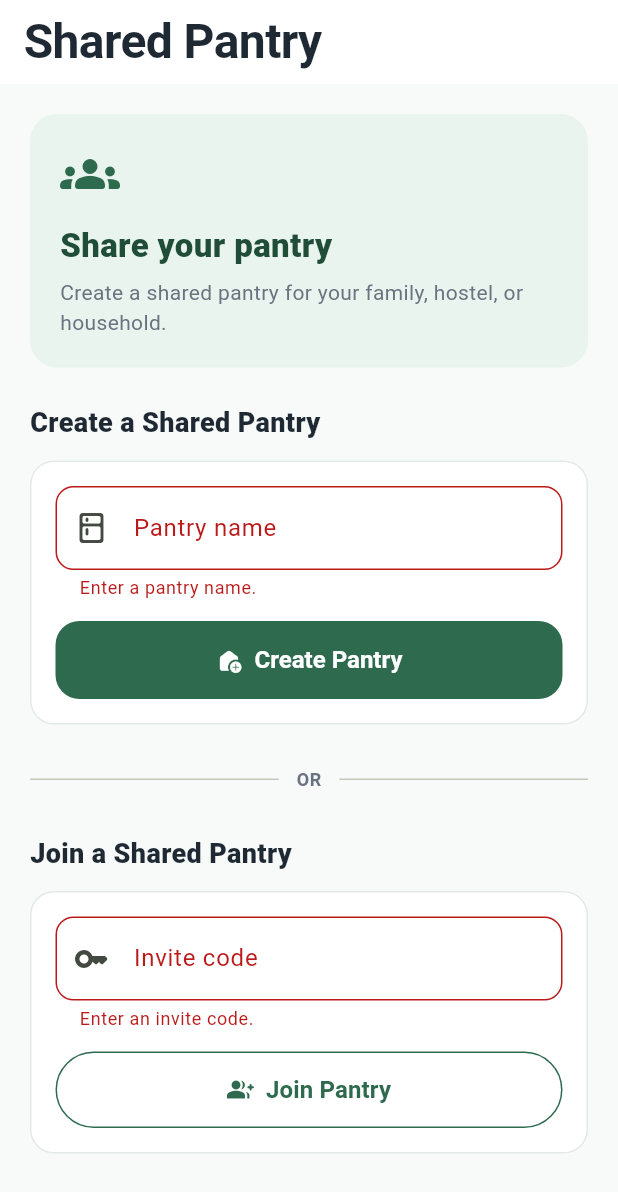
After one commit to AaishaShahani2001/IT3060HCI2026_Food_Expiry_and_Pantry_Management_WE_45, a Flutter app: the SharedPantryScreen screen opened by its route, after a tap on "Create Pantry", after a tap on "Join Pantry", on a phone screen of 412 x 824 dp. The commit adds this screen. Shown: the top 1192 px of the screen. Run offline on Flutter 3.47's test engine with Material 3 defaults, Android fonts, the phone set to English and light mode, and no system bars; our stand-ins replace cloud_firestore, firebase_auth, firebase_core, flutter_riverpod, go_router; accounts and stored records are empty.

Commit message:
feat: add shared pantry

```diff
--- a/lib/core/router/app_router.dart
+++ b/lib/core/router/app_router.dart
@@ -13,6 +13,7 @@ import '../../features/Authentication/screens/login_screen.dart';
 import '../../features/Authentication/screens/signup_screen.dart';
 import '../../features/profile/presentation/screens/profile_screen.dart';
 import '../../features/profile/presentation/screens/change_password_screen.dart';
+import '../../features/shared_pantry/presentation/screens/shared_pantry_screen.dart';
 import '../constants/app_strings.dart';
 import 'app_routes.dart';
 
@@ -44,6 +45,11 @@ final GoRouter appRouter = GoRouter(
     GoRoute(
       path: AppRoutes.changePassword,
       builder: (context, state) => const ChangePasswordScreen(),
+    ),
+    GoRoute(
+      path: AppRoutes.sharedPantry,
+      builder: (context, state) =>
+      const SharedPantryScreen(),
     ),
     ShellRoute(
       builder: (context, state, child) => HomeShell(child: child),
--- a/lib/core/router/app_routes.dart
+++ b/lib/core/router/app_routes.dart
@@ -7,6 +7,7 @@ abstract final class AppRoutes {
 
   static const String home = '/home';
   static const String pantry = '/pantry';
+  static const String sharedPantry = '/shared-pantry';
   static const String expiry = '/expiry';
   static const String shopping = '/shopping';
   static const String recipes = '/recipes';
--- /dev/null
+++ b/lib/features/shared_pantry/presentation/screens/shared_pantry_screen.dart
@@ -0,0 +1,452 @@
+import 'package:flutter/material.dart';
+
+import '../../data/shared_pantry_service.dart';
+
+class SharedPantryScreen extends StatefulWidget {
+  const SharedPantryScreen({super.key});
+
+  @override
+  State<SharedPantryScreen> createState() => _SharedPantryScreenState();
+}
+
+class _SharedPantryScreenState extends State<SharedPantryScreen> {
+  final _createFormKey = GlobalKey<FormState>();
+  final _joinFormKey = GlobalKey<FormState>();
+
+  final _pantryNameController = TextEditingController();
+  final _inviteCodeController = TextEditingController();
+
+  bool _isCreating = false;
+  bool _isJoining = false;
+
+  String? _createdPantryId;
+  String? _inviteCode;
+
+  @override
+  void dispose() {
+    _pantryNameController.dispose();
+    _inviteCodeController.dispose();
+    super.dispose();
+  }
+
+  Future<void> _createPantry() async {
+    if (!_createFormKey.currentState!.validate()) return;
+
+    setState(() {
+      _isCreating = true;
+    });
+
+    try {
+      final pantryId =
+      await SharedPantryService.instance.createPantry(
+        pantryName: _pantryNameController.text,
+      );
+
+      final pantry = await SharedPantryService.instance.getPantry(
+        pantryId,
+      );
+
+      final data = pantry.data();
+
+      if (!mounted) return;
+
+      setState(() {
+        _createdPantryId = pantryId;
+        _inviteCode = data?['inviteCode']?.toString();
+      });
+
+      ScaffoldMessenger.of(context).showSnackBar(
+        const SnackBar(
+          content: Text('Shared pantry created successfully.'),
+        ),
+      );
+    } catch (e) {
+      if (!mounted) return;
+
+      ScaffoldMessenger.of(context).showSnackBar(
+        SnackBar(
+          content: Text(
+            e.toString().replaceFirst('Exception: ', ''),
+          ),
+        ),
+      );
+    } finally {
+      if (mounted) {
+        setState(() {
+          _isCreating = false;
+        });
+      }
+    }
+  }
+
+  Future<void> _joinPantry() async {
+    if (!_joinFormKey.currentState!.validate()) return;
+
+    setState(() {
+      _isJoining = true;
+    });
+
+    try {
+      await SharedPantryService.instance.joinPantry(
+        inviteCode: _inviteCodeController.text,
+      );
+
+      if (!mounted) return;
+
+      ScaffoldMessenger.of(context).showSnackBar(
+        const SnackBar(
+          content: Text('You joined the shared pantry successfully.'),
+        ),
+      );
+
+      _inviteCodeController.clear();
+    } catch (e) {
+      if (!mounted) return;
+
+      ScaffoldMessenger.of(context).showSnackBar(
+        SnackBar(
+          content: Text(
+            e.toString().replaceFirst('Exception: ', ''),
+          ),
+        ),
+      );
+    } finally {
+      if (mounted) {
+        setState(() {
+          _isJoining = false;
+        });
+      }
+    }
+  }
+
+  @override
+  Widget build(BuildContext context) {
+    const primaryGreen = Color(0xFF2E6B4E);
+    const darkGreen = Color(0xFF1F4D38);
+    const lightGreen = Color(0xFFEAF4EE);
+    const textDark = Color(0xFF1F2933);
+    const textGrey = Color(0xFF6B7280);
+
+    return Scaffold(
+      backgroundColor: const Color(0xFFF7FAF8),
+      appBar: AppBar(
+        title: const Text('Shared Pantry'),
+        backgroundColor: Colors.white,
+        foregroundColor: textDark,
+        elevation: 0,
+      ),
+      body: SingleChildScrollView(
+        padding: const EdgeInsets.all(20),
+        child: Column(
+          crossAxisAlignment: CrossAxisAlignment.start,
+          children: [
+            Container(
+              width: double.infinity,
+              padding: const EdgeInsets.all(20),
+              decoration: BoxDecoration(
+                color: lightGreen,
+                borderRadius: BorderRadius.circular(18),
+              ),
+              child: const Column(
+                crossAxisAlignment: CrossAxisAlignment.start,
+                children: [
+                  Icon(
+                    Icons.groups_rounded,
+                    size: 40,
+                    color: primaryGreen,
+                  ),
+                  SizedBox(height: 12),
+                  Text(
+                    'Share your pantry',
+                    style: TextStyle(
+                      fontSize: 22,
+                      fontWeight: FontWeight.w800,
+                      color: darkGreen,
+                    ),
+                  ),
+                  SizedBox(height: 6),
+                  Text(
+                    'Create a shared pantry for your family, hostel, or household.',
+                    style: TextStyle(
+                      fontSize: 14,
+                      height: 1.4,
+                      color: textGrey,
+                    ),
+                  ),
+                ],
+              ),
+            ),
+
+            const SizedBox(height: 24),
+
+            const Text(
+              'Create a Shared Pantry',
+              style: TextStyle(
+                fontSize: 18,
+                fontWeight: FontWeight.w800,
+                color: textDark,
+              ),
+            ),
+
+            const SizedBox(height: 12),
+
+            Form(
+              key: _createFormKey,
+              child: Container(
+                padding: const EdgeInsets.all(16),
+                decoration: BoxDecoration(
+                  color: Colors.white,
+                  borderRadius: BorderRadius.circular(16),
+                  border: Border.all(
+                    color: const Color(0xFFE3E9E6),
+                  ),
+                ),
+                child: Column(
+                  children: [
+                    TextFormField(
+                      controller: _pantryNameController,
+                      textCapitalization: TextCapitalization.words,
+                      decoration: InputDecoration(
+                        labelText: 'Pantry name',
+                        hintText: 'e.g. Family Pantry',
+                        prefixIcon: const Icon(
+                          Icons.kitchen_rounded,
+                        ),
+                        border: OutlineInputBorder(
+                          borderRadius: BorderRadius.circular(12),
+                        ),
+                      ),
+                      validator: (value) {
+                        if (value == null ||
+                            value.trim().isEmpty) {
+                          return 'Enter a pantry name.';
+                        }
+
+                        return null;
+                      },
+                    ),
+
+                    const SizedBox(height: 14),
+
+                    SizedBox(
+                      width: double.infinity,
+                      child: FilledButton.icon(
+                        onPressed:
+                        _isCreating ? null : _createPantry,
+                        icon: _isCreating
+                            ? const SizedBox(
+                          width: 18,
+                          height: 18,
+                          child:
+                          CircularProgressIndicator(
+                            strokeWidth: 2,
+                            color: Colors.white,
+                          ),
+                        )
+                            : const Icon(
+                          Icons.add_home_rounded,
+                        ),
+                        label: Text(
+                          _isCreating
+                              ? 'Creating...'
+                              : 'Create Pantry',
+                        ),
+                        style: FilledButton.styleFrom(
+                          backgroundColor: primaryGreen,
+                          padding: const EdgeInsets.symmetric(
+                            vertical: 14,
+                          ),
+                        ),
+                      ),
+                    ),
+                  ],
+                ),
+              ),
+            ),
+
+            if (_createdPantryId != null &&
+                _inviteCode != null) ...[
+              const SizedBox(height: 20),
+
+              Container(
+                width: double.infinity,
+                padding: const EdgeInsets.all(18),
+                decoration: BoxDecoration(
+                  color: Colors.white,
+                  borderRadius: BorderRadius.circular(16),
+                  border: Border.all(
+                    color: primaryGreen,
+                  ),
+                ),
+                child: Column(
+                  crossAxisAlignment:
+                  CrossAxisAlignment.start,
+                  children: [
+                    const Text(
+                      'Pantry Created 🎉',
+                      style: TextStyle(
+                        fontSize: 17,
+                        fontWeight: FontWeight.w800,
+                        color: darkGreen,
+                      ),
+                    ),
+                    const SizedBox(height: 6),
+                    const Text(
+                      'Share this invite code with your family or household members.',
+                      style: TextStyle(
+                        fontSize: 13,
+                        color: textGrey,
+                      ),
+                    ),
+                    const SizedBox(height: 14),
+                    Container(
+                      width: double.infinity,
+                      padding: const EdgeInsets.symmetric(
+                        vertical: 16,
+                      ),
+                      decoration: BoxDecoration(
+                        color: lightGreen,
+                        borderRadius:
+                        BorderRadius.circular(12),
+                      ),
+                      child: Center(
+                        child: Text(
+                          _inviteCode!,
+                          style: const TextStyle(
+                            fontSize: 28,
+                            fontWeight: FontWeight.w900,
+                            letterSpacing: 5,
+                            color: primaryGreen,
+                          ),
+                        ),
+                      ),
+                    ),
+                  ],
+                ),
+              ),
+            ],
+
+            const SizedBox(height: 28),
+
+            const Row(
+              children: [
+                Expanded(child: Divider()),
+                Padding(
+                  padding:
+                  EdgeInsets.symmetric(horizontal: 12),
+                  child: Text(
+                    'OR',
+                    style: TextStyle(
+                      fontSize: 12,
+                      fontWeight: FontWeight.w700,
+                      color: textGrey,
+                    ),
+                  ),
+                ),
+                Expanded(child: Divider()),
+              ],
+            ),
+
+            const SizedBox(height: 28),
+
+            const Text(
+              'Join a Shared Pantry',
+              style: TextStyle(
+                fontSize: 18,
+                fontWeight: FontWeight.w800,
+                color: textDark,
+              ),
+            ),
+
+            const SizedBox(height: 12),
+
+            Form(
+              key: _joinFormKey,
+              child: Container(
+                padding: const EdgeInsets.all(16),
+                decoration: BoxDecoration(
+                  color: Colors.white,
+                  borderRadius: BorderRadius.circular(16),
+                  border: Border.all(
+                    color: const Color(0xFFE3E9E6),
+                  ),
+                ),
+                child: Column(
+                  children: [
+                    TextFormField(
+                      controller: _inviteCodeController,
+                      textCapitalization:
+                      TextCapitalization.characters,
+                      maxLength: 6,
+                      decoration: InputDecoration(
+                        labelText: 'Invite code',
+                        hintText: 'Enter 6-character code',
+                        prefixIcon: const Icon(
+                          Icons.key_rounded,
+                        ),
+                        border: OutlineInputBorder(
+                          borderRadius: BorderRadius.circular(12),
+                        ),
+                        counterText: '',
+                      ),
+                      validator: (value) {
+                        if (value == null ||
+                            value.trim().isEmpty) {
+                          return 'Enter an invite code.';
+                        }
+
+                        if (value.trim().length != 6) {
+                          return 'Invite code must be 6 characters.';
+                        }
+
+                        return null;
+                      },
+                    ),
+
+                    const SizedBox(height: 14),
+
+                    SizedBox(
+                      width: double.infinity,
+                      child: OutlinedButton.icon(
+                        onPressed:
+                        _isJoining ? null : _joinPantry,
+                        icon: _isJoining
+                            ? const SizedBox(
+                          width: 18,
+                          height: 18,
+                          child:
+                          CircularProgressIndicator(
+                            strokeWidth: 2,
+                          ),
+                        )
+                            : const Icon(
+                          Icons.group_add_rounded,
+                        ),
+                        label: Text(
+                          _isJoining
+                              ? 'Joining...'
+                              : 'Join Pantry',
+                        ),
+                        style: OutlinedButton.styleFrom(
+                          foregroundColor: primaryGreen,
+                          side: const BorderSide(
+                            color: primaryGreen,
+                          ),
+                          padding: const EdgeInsets.symmetric(
+                            vertical: 14,
+                          ),
+                        ),
+                      ),
+                    ),
+                  ],
+                ),
+              ),
+            ),
+
+            const SizedBox(height: 30),
+          ],
+        ),
+      ),
+    );
+  }
+}
```
Also changed, not shown: lib/features/shared_pantry/data/shared_pantry_service.dart (added, +203 -0 lines).
